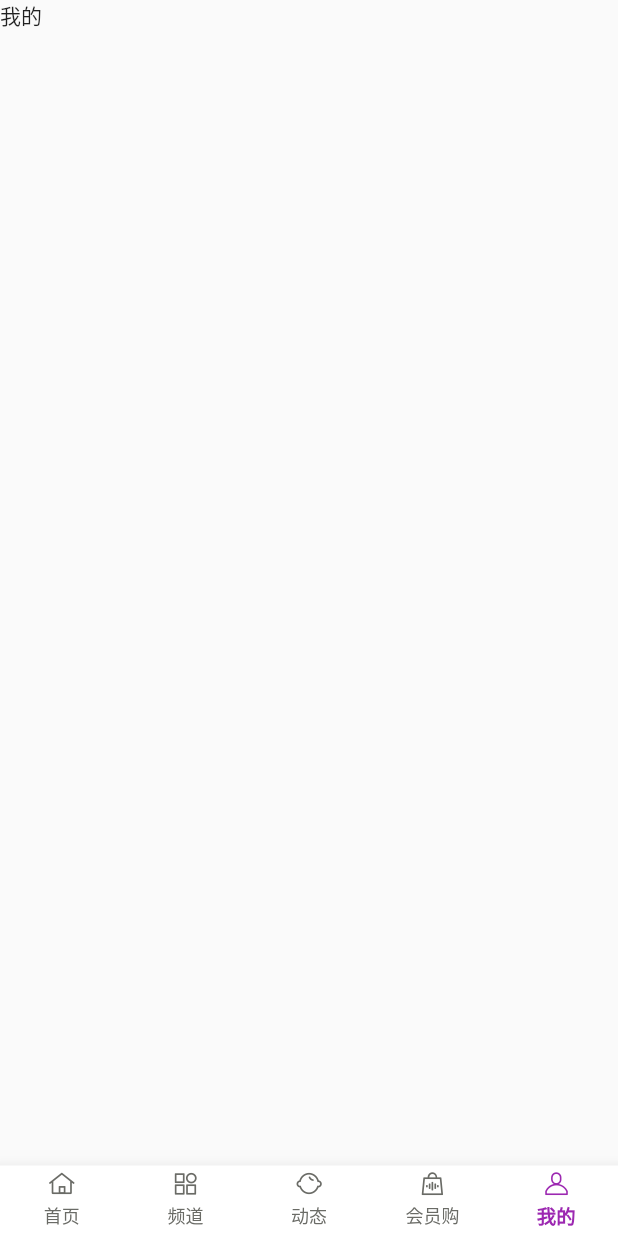
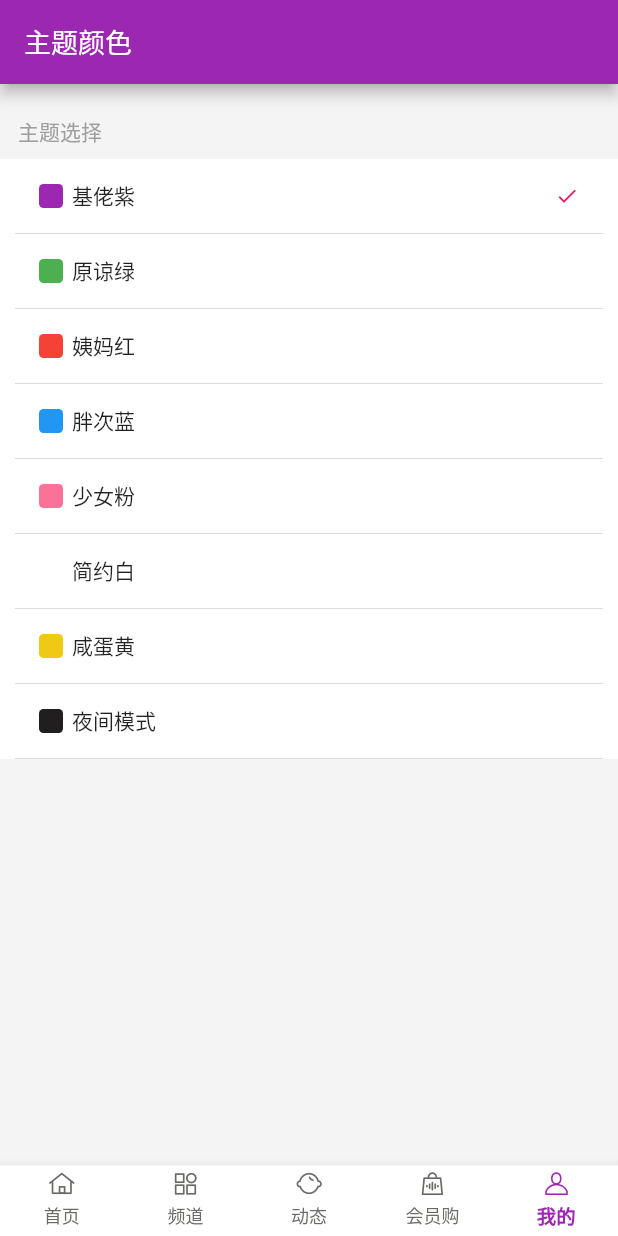
Before and after one commit to rzx007/cilicili, a Flutter app: the screen it shows after launch, item 5 of the bottom bar chosen, on a phone screen of 412 x 824 dp. Run offline on Flutter 3.47's test engine with Material 2 defaults, Android fonts, the light colour scheme and no system bars; our stand-ins replace shared_preferences; missing offline and left inert: local_cache_sync.

Commit message:
集成provider，主题切换功能

```diff
--- a/lib/main.dart
+++ b/lib/main.dart
@@ -2,10 +2,32 @@ import 'package:flutter/material.dart';
 import 'package:cilicili/utils/MaterialColor.dart';
 import 'dart:io'; //提供Platform接口
 import 'package:flutter/services.dart'; //提供SystemUiOverlayStyle
+import 'package:path_provider/path_provider.dart';
+import 'package:local_cache_sync/local_cache_sync.dart';
+
 import 'package:cilicili/home.dart';
+import 'package:cilicili/pages/profile/theme.dart';
 
-void main() {
-  runApp(MyApp());
+import 'package:cilicili/model/ThemeClass.dart';
+import 'package:cilicili/store/storage.dart';
+import 'package:provider/provider.dart';
+import 'package:cilicili/store/theme_provider.dart';
+
+void main() async {
+  WidgetsFlutterBinding.ensureInitialized();
+  LocalCacheSync.instance.setCachePath(
+    await getTemporaryDirectory(),
+    'ClicliApp/',
+  );
+  int themeIndex = getThemeIndex("ThemeIndex"); //本地存储读取主题索引
+  runApp(
+    MultiProvider(
+      providers: [
+        ChangeNotifierProvider(create: (_) => ThemePickerProvider()),
+      ],
+      child: ClicliApp(themeIndex),
+    ),
+  );
   if (Platform.isAndroid) {
     // 以下两行 设置android状态栏为透明的沉浸。写在组件渲染之后，是为了在渲染后进行set赋值，覆盖状态栏，写在渲染之前       MaterialApp组件会覆盖掉这个值。
     SystemUiOverlayStyle systemUiOverlayStyle =
@@ -14,14 +36,21 @@ void main() {
   }
 }
 
-class MyApp extends StatelessWidget {
-  // This widget is the root of your application.
+class ClicliApp extends StatelessWidget {
+  ClicliApp(this.themeIndex);
+  final int themeIndex;
   @override
   Widget build(BuildContext context) {
+    ThemePickerProvider themePicker = Provider.of<ThemePickerProvider>(context);
+    int i =
+        themePicker.themeIndex == null ? themeIndex : themePicker.themeIndex;
+    print('主题：$themeIndex');
     return MaterialApp(
       title: 'CliCili',
       theme: ThemeData(
-        primarySwatch: createMaterialColor(Color(0xFF9c28b1)),
+        primarySwatch:
+            createMaterialColor(AppTheme.themeColor[i]['primaryColor']),
+        iconTheme: IconThemeData(color: AppTheme.themeColor[i]['primaryColor']),
         visualDensity: VisualDensity.adaptivePlatformDensity,
       ),
       home: MyHomePage(title: 'Flutter Demo Home Page'),
@@ -31,16 +60,6 @@ class MyApp extends StatelessWidget {
 
 class MyHomePage extends StatefulWidget {
   MyHomePage({Key key, this.title}) : super(key: key);
-
-  // This widget is the home page of your application. It is stateful, meaning
-  // that it has a State object (defined below) that contains fields that affect
-  // how it looks.
-
-  // This class is the configuration for the state. It holds the values (in this
-  // case the title) provided by the parent (in this case the App widget) and
-  // used by the build method of the State. Fields in a Widget subclass are
-  // always marked "final".
-
   final String title;
 
   @override
@@ -54,7 +73,7 @@ class _MyHomePageState extends State<MyHomePage> {
     Text('频道'),
     Text('动态'),
     Text('会员购'),
-    Text('我的')
+    ThemeSetPage()
   ];
   final List<String> tabs = ["首页", "频道", "动态", "会员购", "我的"];
   final List icons = [0xe69b, 0xe6ec, 0xe699, 0xe6e3, 0xe6a0];
@@ -82,6 +101,10 @@ class _MyHomePageState extends State<MyHomePage> {
   }
 
   Widget tabbar(int index) {
+    int themeIndex = getThemeIndex("ThemeIndex"); //本地存储读取主题索引
+    ThemePickerProvider themePicker = Provider.of<ThemePickerProvider>(context);
+    int i =
+        themePicker.themeIndex == null ? themeIndex : themePicker.themeIndex;
     //设置默认未选中的状态
     Color color = Color(0xFF6a6b66);
     TextStyle style = TextStyle(
@@ -91,10 +114,10 @@ class _MyHomePageState extends State<MyHomePage> {
 
     if (_selectedIndex == index) {
       //选中的话
-      color = Color(0xFF9c28b1);
+      color = AppTheme.themeColor[i]['primaryColor'];
       style = TextStyle(
         fontSize: 13,
-        color: Color(0xFF9c28b1),
+        color: color,
         fontWeight: FontWeight.w600,
       );
     }
--- /dev/null
+++ b/lib/model/ThemeClass.dart
@@ -0,0 +1,71 @@
+import 'package:flutter/material.dart';
+
+class AppTheme {
+  /* 主题列表 */
+  static const List<Map> themeColor = [
+    {
+      "colorName": "基佬紫",
+      "primaryColor": Color(0xFF9c28b1),
+      "colorPrimaryDark": Color(0xff6c066d),
+      "colorAccent": Color(0xffc73ac8),
+      "colorPrimaryLight": Color(0xffeea9ef),
+      "textColor": Color(0xffffffff)
+    },
+    {
+      "colorName": "原谅绿",
+      "primaryColor": Color(0xff4caf50),
+      "colorPrimaryDark": Color(0xff388E3C),
+      "colorAccent": Color(0xff8BC34A),
+      "colorPrimaryLight": Color(0xffC8E6C9),
+      "textColor": Color(0xffffffff)
+    },
+    {
+      "colorName": "姨妈红",
+      "primaryColor": Color(0xffF44336),
+      "colorPrimaryDark": Color(0xffD32F2F),
+      "colorAccent": Color(0xffFF5252),
+      "colorPrimaryLight": Color(0xffFFCDD2),
+      "textColor": Color(0xffffffff)
+    },
+    {
+      "colorName": "胖次蓝",
+      "primaryColor": Color(0xff2196F3),
+      "colorPrimaryDark": Color(0xff1976D2),
+      "colorAccent": Color(0xff448AFF),
+      "colorPrimaryLight": Color(0xffBBDEFB),
+      "textColor": Color(0xffffffff)
+    },
+    {
+      "colorName": "少女粉",
+      "primaryColor": Color(0xfffb7299),
+      "colorPrimaryDark": Color(0xfff1527f),
+      "colorAccent": Color(0xffe395ab),
+      "colorPrimaryLight": Color(0xffd0c3c6),
+      "textColor": Color(0xffffffff)
+    },
+    {
+      "colorName": "简约白",
+      "primaryColor": Color(0xffffffff),
+      "colorPrimaryDark": Color(0xff388E3C),
+      "colorAccent": Color(0xff8BC34A),
+      "colorPrimaryLight": Color(0xffC8E6C9),
+      "textColor": Color(0xffffffff)
+    },
+    {
+      "colorName": "咸蛋黄",
+      "primaryColor": Color(0xffefca14),
+      "colorPrimaryDark": Color(0xff1976D2),
+      "colorAccent": Color(0xff448AFF),
+      "colorPrimaryLight": Color(0xffBBDEFB),
+      "textColor": Color(0xffffffff)
+    },
+    {
+      "colorName": "夜间模式",
+      "primaryColor": Color(0xff201e1e),
+      "colorPrimaryDark": Color(0xff201e1e),
+      "colorAccent": Color(0xff2e2929),
+      "colorPrimaryLight": Color(0xff676363),
+      "textColor": Color(0xffffffff)
+    },
+  ];
+}
--- /dev/null
+++ b/lib/pages/profile/theme.dart
@@ -0,0 +1,124 @@
+import 'package:flutter/material.dart';
+import 'package:cilicili/model/ThemeClass.dart';
+import 'package:cilicili/utils/GetThemeColor.dart';
+
+class ThemeSetPage extends StatefulWidget {
+  @override
+  _ThemeSetPageState createState() => _ThemeSetPageState();
+}
+
+class _ThemeSetPageState extends State<ThemeSetPage> {
+  void initState() {
+    super.initState();
+    //初始化状态
+    print("initState");
+  }
+
+  @override
+  Widget build(BuildContext context) {
+    return Scaffold(
+      appBar: new AppBar(
+        ///这个title是一个Widget
+        title: new Text("主题颜色", style: TextStyle(fontSize: 18)),
+      ),
+      body: Container(
+          color: Color(0xfff4f4f4),
+          // margin: EdgeInsets.only(left: 5.0, right: 5.0),
+          child: Column(
+            mainAxisAlignment: MainAxisAlignment.start,
+            children: <Widget>[
+              Container(
+                height: 50.0,
+                padding: EdgeInsets.only(left: 12.0, right: 12.0, bottom: 8.0),
+                alignment: Alignment.bottomLeft,
+                decoration: BoxDecoration(
+                  color: Color(0xfff4f4f4),
+                ),
+                child: Text(
+                  '主题选择',
+                  style: TextStyle(color: Colors.grey),
+                ),
+              ),
+              Container(
+                alignment: Alignment.centerLeft,
+                decoration: BoxDecoration(
+                  color: Color(0xffffffff),
+                ),
+                child: Column(
+                  children: _choiceTheme(context),
+                ),
+              ),
+            ],
+          )),
+    );
+  }
+}
+
+// 主题选择项
+_choiceTheme(context) {
+  List<Widget> themeArr = [];
+  List themeColor = AppTheme.themeColor;
+  for (var i = 0; i < themeColor.length; i++) {
+    themeArr.add(GestureDetector(
+      behavior: HitTestBehavior.opaque,
+      onTap: () {
+        ThemeColor.setColor(context, i);
+      },
+      child: Container(
+          height: 50.0,
+          margin: EdgeInsets.only(left: 10.0, right: 10.0),
+          padding:
+              EdgeInsets.only(left: 16.0, right: 16.0, top: 10.0, bottom: 10.0),
+          decoration: BoxDecoration(
+              border: Border(
+                  bottom: BorderSide(color: Color(0xffdddddd), width: .7))),
+          child: Row(
+            crossAxisAlignment: CrossAxisAlignment.center,
+            mainAxisAlignment: MainAxisAlignment.spaceAround,
+            children: <Widget>[
+              Container(
+                height: 16.0,
+                width: 16.0,
+                decoration: BoxDecoration(
+                  borderRadius: new BorderRadius.all(new Radius.circular(3.0)),
+                  color: themeColor[i]['primaryColor'],
+                ),
+              ),
+              Padding(
+                padding: EdgeInsets.only(right: 6.0),
+              ),
+              Expanded(
+                child: new Text(
+                  themeColor[i]['colorName'],
+                  style: new TextStyle(fontSize: 14.0),
+                  overflow: TextOverflow.ellipsis,
+                  textAlign: TextAlign.left,
+                  maxLines: 1,
+                ),
+                flex: 1,
+              ),
+              _checked(i, context),
+              // new Icon(Icons.star, size: 16.0),
+            ],
+          )),
+    ));
+  }
+  return themeArr;
+}
+
+// 主题选中√标识
+Widget _checked(index, context) {
+  var _index = 0;
+  print('checked:$_index');
+  Widget content = new Text('');
+
+  if (index == _index) {
+    //如果数据不为空，则显示Text
+    content = new Icon(
+      Icons.check,
+      size: 16.0,
+      color: Colors.pink,
+    );
+  }
+  return content;
+}
--- /dev/null
+++ b/lib/store/storage.dart
@@ -0,0 +1,12 @@
+import 'package:local_cache_sync/local_cache_sync.dart';
+
+setThemeIndex(key, value) async {
+  LocalCacheSync.userDefault.setWithKey<int>(key, value);
+}
+
+getThemeIndex(key) {
+  // 获取过程
+  int themeIndex;
+  themeIndex = LocalCacheSync.userDefault.getWithKey<int>(key);
+  return null == themeIndex ? 0 : themeIndex;
+}
--- a/pubspec.yaml
+++ b/pubspec.yaml
@@ -28,6 +28,11 @@ dependencies:
   # The following adds the Cupertino Icons font to your application.
   # Use with the CupertinoIcons class for iOS style icons.
   cupertino_icons: ^0.1.3
+  provider: ^4.0.0  # 状态管理
+  shared_preferences: ^0.5.8  # 本地存储
+  path_provider: ^1.4.5
+  local_cache_sync: ^1.2.0 # 同步存储
+
 
 dev_dependencies:
   flutter_test:
```
Also changed, not shown: lib/home.dart (+9 -7 lines), lib/pages/search.dart (+5 -4 lines), lib/store/storageAsync.dart (added, +23 -0 lines), lib/store/theme_provider.dart (added, +45 -0 lines), lib/utils/GetThemeColor.dart (added, +31 -0 lines), pubspec.lock.
